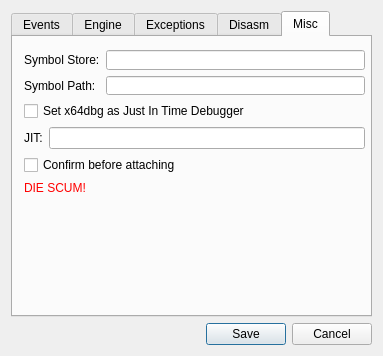
Before: the Qt Designer form src/gui/Src/Gui/SettingsDialog.ui in x64dbg/x64dbg, drawn with Qt 5.
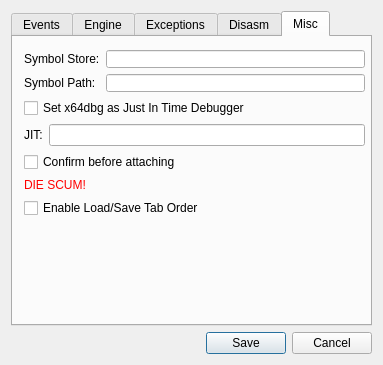
After: the same form once the commit is applied. Icons and pictures are not drawn.

What changed in the file:
```diff
--- a/src/gui/Src/Gui/SettingsDialog.ui
+++ b/src/gui/Src/Gui/SettingsDialog.ui
@@ -7,7 +7,7 @@
     <x>0</x>
     <y>0</y>
     <width>383</width>
-    <height>307</height>
+    <height>365</height>
    </rect>
   </property>
   <property name="sizePolicy">
@@ -432,7 +432,7 @@
          <x>11</x>
          <y>13</y>
          <width>341</width>
-         <height>145</height>
+         <height>168</height>
         </rect>
        </property>
        <layout class="QVBoxLayout" name="verticalLayout_9">
@@ -507,6 +507,13 @@
           </property>
          </widget>
         </item>
+        <item>
+         <widget class="QCheckBox" name="chkSaveLoadTabOrder">
+          <property name="text">
+           <string>Enable Load/Save Tab Order</string>
+          </property>
+         </widget>
+        </item>
        </layout>
       </widget>
      </widget>
```
